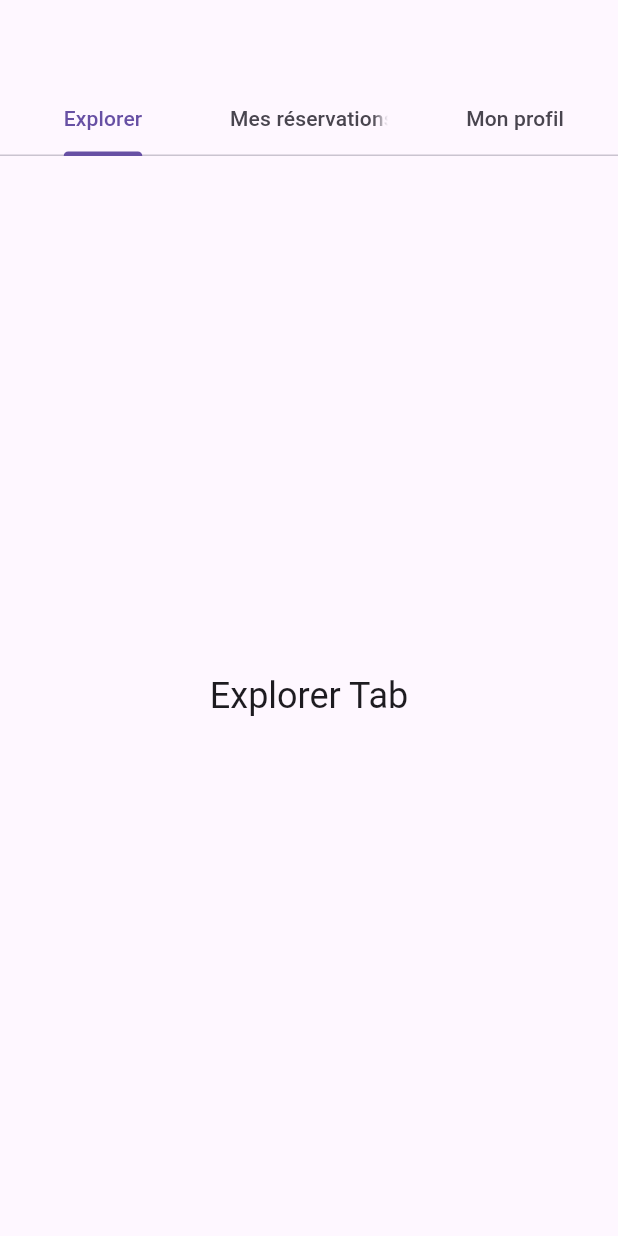
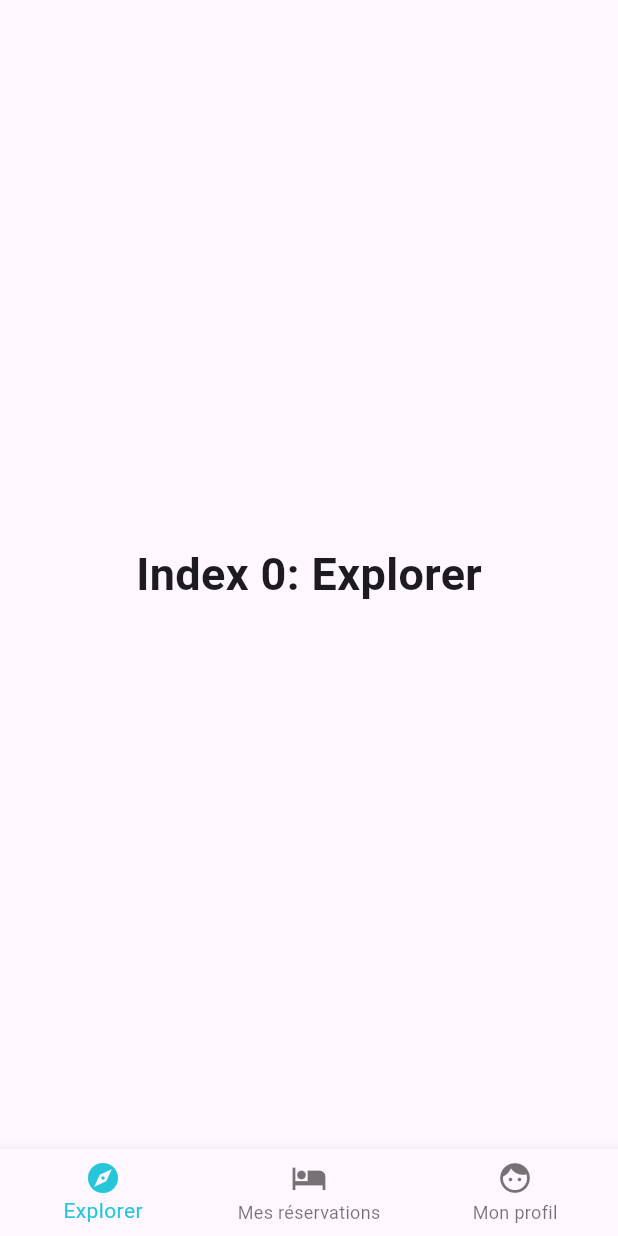
Before and after one commit to Thekorzeremi/Hoo, a Flutter app: the screen it shows after launch, on a phone screen of 412 x 824 dp. Run offline on Flutter 3.47's test engine with Material 3 defaults, Android fonts, the light colour scheme and no system bars.

Commit message:
ci: navbar and router

```diff
--- a/lib/main.dart
+++ b/lib/main.dart
@@ -1,106 +1,52 @@
 import 'package:flutter/material.dart';
 
-void main() => runApp(const TabControllerApp());
+void main() => runApp(const HooApp());
 
-class TabControllerApp extends StatelessWidget {
-  const TabControllerApp({super.key});
-
-  static const List<Tab> tabs = <Tab>[Tab(text: 'Explorer'), Tab(text: 'Mes réservations'), Tab(text: 'Mon profil')];
+class HooApp extends StatelessWidget {
+  const HooApp({super.key});
 
   @override
   Widget build(BuildContext context) {
-    return const MaterialApp(home: TabControllerWidget(tabs: tabs));
+    return const MaterialApp(home: NavigationBar());
   }
 }
 
-class TabControllerWidget extends StatelessWidget {
-  const TabControllerWidget({required this.tabs, super.key});
+class NavigationBar extends StatefulWidget {
+  const NavigationBar({super.key});
 
-  final List<Tab> tabs;
+  @override
+  State<NavigationBar> createState() => _NavigationBarState();
+}
+
+class _NavigationBarState extends State<NavigationBar> {
+   int _selectedIndex = 0;
+  static const TextStyle optionStyle = TextStyle(fontSize: 30, fontWeight: FontWeight.bold);
+  static const List<Widget> _widgetOptions = <Widget>[
+    Text('Index 0: Explorer', style: optionStyle),
+    Text('Index 1: Mes reservations', style: optionStyle),
+    Text('Index 2: Mon profil', style: optionStyle),
+  ];
+
+  void _onItemTapped(int index) {
+    setState(() {
+      _selectedIndex = index;
+    });
+  }
 
   @override
   Widget build(BuildContext context) {
-    return DefaultTabController(
-      length: tabs.length,
-      child: TabControllerListener(
-        onTabChanged: (int index) {
-          debugPrint('tab changed: $index');
-        },
-        child: Scaffold(
-          appBar: AppBar(bottom: TabBar(tabs: tabs)),
-          body: TabBarView(
-            children:
-                tabs.map((Tab tab) {
-                  return Center(
-                    child: Text(
-                      '${tab.text!} Tab',
-                      style: Theme.of(context).textTheme.headlineSmall,
-                    ),
-                  );
-                }).toList(),
-          ),
-        ),
+    return Scaffold(
+      body: Center(child: _widgetOptions.elementAt(_selectedIndex)),
+      bottomNavigationBar: BottomNavigationBar(
+        items: const <BottomNavigationBarItem>[
+          BottomNavigationBarItem(icon: Icon(Icons.explore), label: 'Explorer'),
+          BottomNavigationBarItem(icon: Icon(Icons.hotel), label: 'Mes réservations'),
+          BottomNavigationBarItem(icon: Icon(Icons.face), label: 'Mon profil'),
+        ],
+        currentIndex: _selectedIndex,
+        selectedItemColor: Colors.cyan[400],
+        onTap: _onItemTapped,
       ),
     );
   }
 }
-
-class TabControllerListener extends StatefulWidget {
-  const TabControllerListener({required this.onTabChanged, required this.child, super.key});
-
-  final ValueChanged<int> onTabChanged;
-
-  final Widget child;
-
-  @override
-  State<TabControllerListener> createState() => _TabControllerListenerState();
-}
-
-class _TabControllerListenerState extends State<TabControllerListener> {
-  TabController? _controller;
-
-  @override
-  void didChangeDependencies() {
-    super.didChangeDependencies();
-
-    final TabController? defaultTabController = DefaultTabController.maybeOf(context);
-
-    assert(() {
-      if (defaultTabController == null) {
-        throw FlutterError(
-          'No DefaultTabController for ${widget.runtimeType}.\n'
-          'When creating a ${widget.runtimeType}, you must ensure that there '
-          'is a DefaultTabController above the ${widget.runtimeType}.',
-        );
-      }
-      return true;
-    }());
-
-    if (defaultTabController != _controller) {
-      _controller?.removeListener(_listener);
-      _controller = defaultTabController;
-      _controller?.addListener(_listener);
-    }
-  }
-
-  void _listener() {
-    final TabController? controller = _controller;
-
-    if (controller == null || controller.indexIsChanging) {
-      return;
-    }
-
-    widget.onTabChanged(controller.index);
-  }
-
-  @override
-  void dispose() {
-    _controller?.removeListener(_listener);
-    super.dispose();
-  }
-
-  @override
-  Widget build(BuildContext context) {
-    return widget.child;
-  }
-}
```
